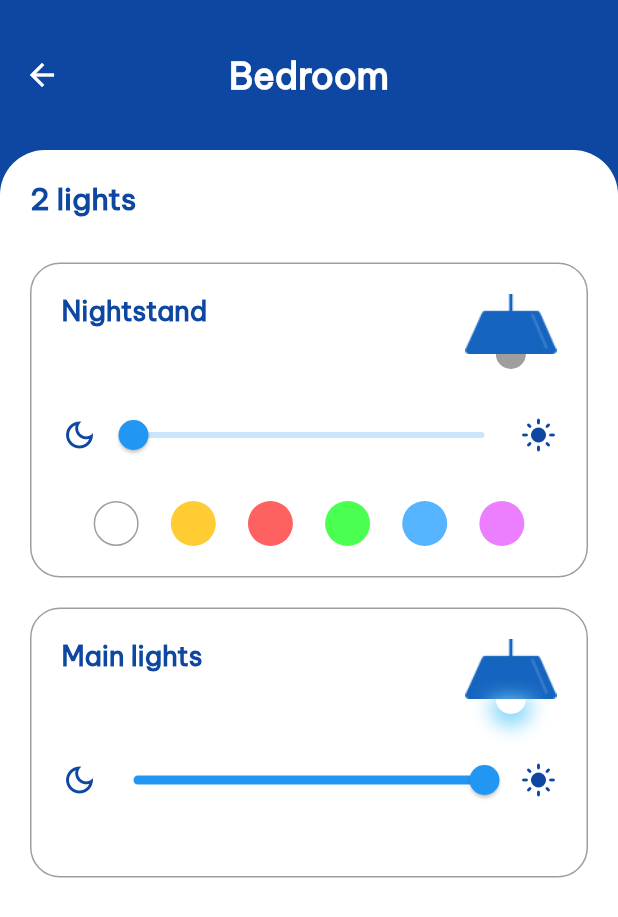
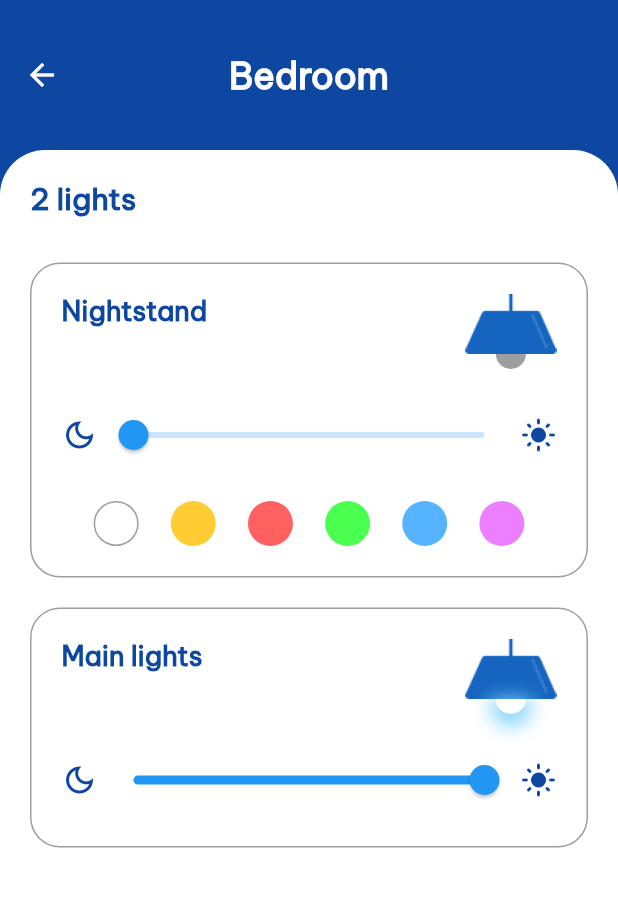
Before and after one commit to Mayank-9018/SmartHome, a Flutter app: the screen it shows after launch, after a tap on "Bedroom", on a phone screen of 412 x 824 dp. Shown: the top 917 px of the screen. Run offline on Flutter 3.47's test engine with Material 2 defaults, Android fonts, the phone set to English and light mode, and no system bars.

Commit message:
Fix spacing in LightCard

```diff
--- a/lib/components/light_card.dart
+++ b/lib/components/light_card.dart
@@ -42,8 +42,10 @@ class LightCard extends StatelessWidget {
           ),
           const SizedBox(height: 20),
           BrightnessSlider(light),
-          const SizedBox(height: 20),
-          if (light.supportsColors) ColorPallete(light)
+          if (light.supportsColors) ...[
+            const SizedBox(height: 20),
+            ColorPallete(light),
+          ]
         ],
       ),
     );
```
